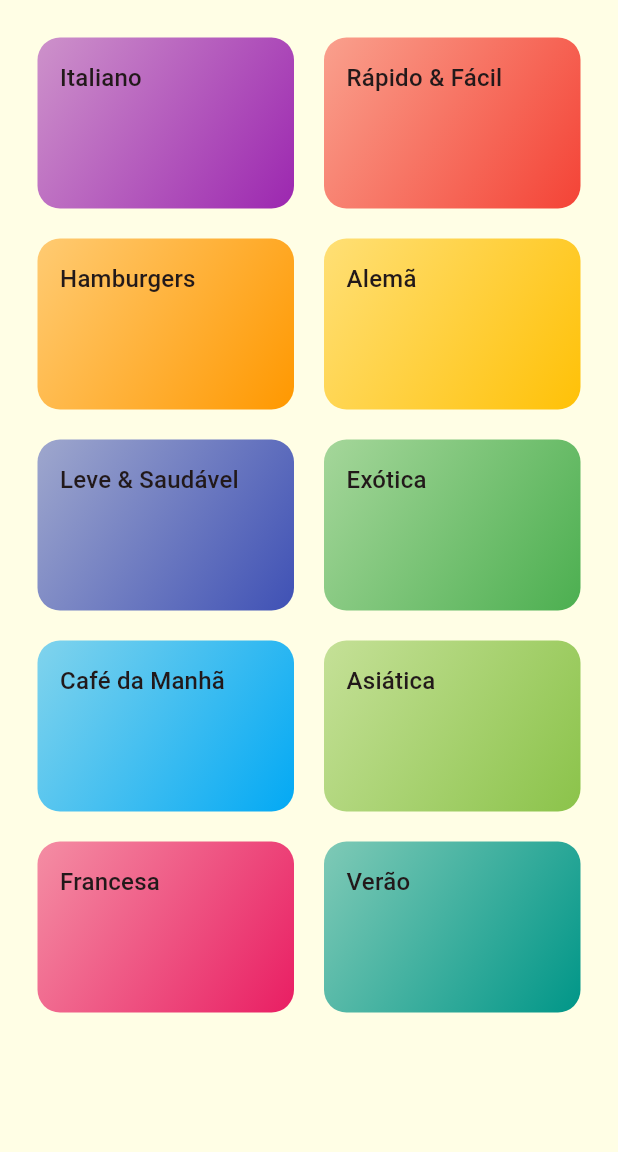
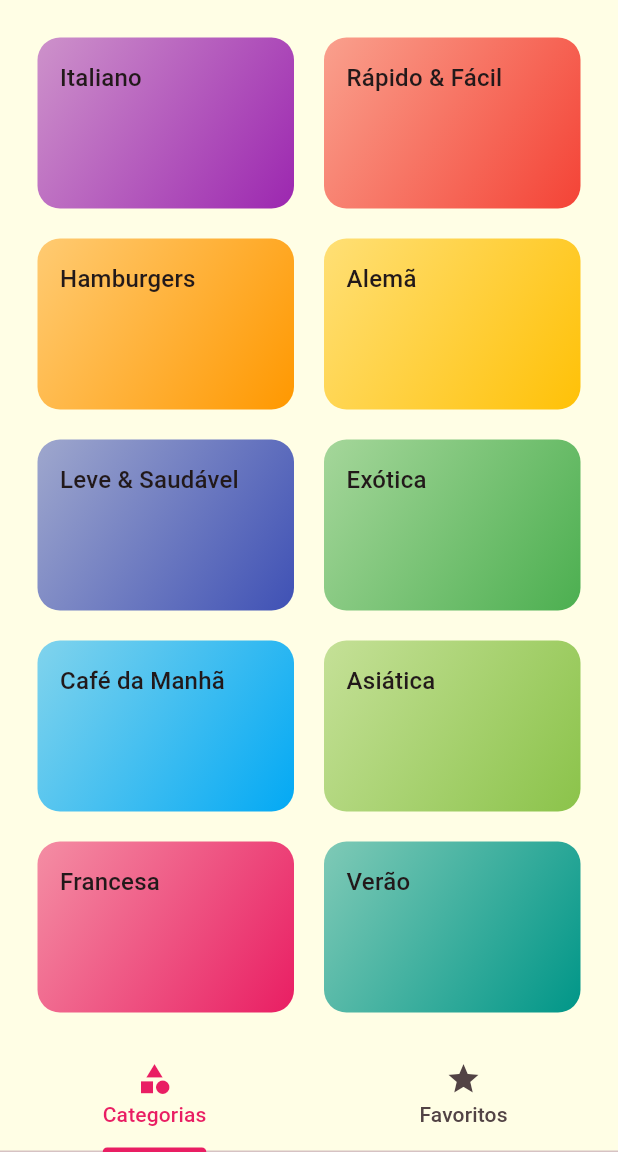
Before and after one commit to gmarcospires/Cursos, a Flutter app: the screen it shows after launch, on a phone screen of 412 x 824 dp, the part 84-1236 px from its top. Run offline on Flutter 3.47's test engine with Material 3 defaults, Android fonts, the phone set to English and light mode, and no system bars; our stand-ins replace google_fonts; missing offline and left inert: shadcn_ui.

```diff
--- a/meals/lib/main.dart
+++ b/meals/lib/main.dart
@@ -5,6 +5,8 @@ import 'package:meals/screens/categories_screen.dart';
 import 'package:intl/date_symbol_data_local.dart';
 import 'package:intl/intl.dart';
 import 'package:meals/screens/categories_meals_screen.dart';
+import 'package:meals/screens/meal_detail_screen.dart';
+import 'package:meals/screens/tabs_screen.dart';
 import 'package:meals/utils/app_routes.dart';
 
 void main() async {
@@ -73,11 +75,18 @@ class MyApp extends StatelessWidget {
           iconTheme: IconThemeData(color: Colors.white),
         ),
       ),
-      home: const CategoriesScreen(),
+      home: const TabsScreen(),
       // initialRoute: '/',
       routes: {
         AppRoutes.categoriesMeals: (ctx) => const CategoriesMealsScreen(),
+        AppRoutes.mealDetail: (ctx) => const MealDetailScreen(),
       },
+      // onGenerateRoute: (settings) {
+
+      // },
+      // onUnknownRoute: (settings) {
+
+      // },
     );
   }
 }
--- a/meals/lib/screens/categories_screen.dart
+++ b/meals/lib/screens/categories_screen.dart
@@ -7,11 +7,7 @@ class CategoriesScreen extends StatelessWidget {
 
   @override
   Widget build(BuildContext context) {
-    return Scaffold(
-      appBar: AppBar(
-        title: const Text('Lets Cook?'),
-      ),
-      body: SafeArea(
+    return SafeArea(
       child: GridView(
         padding: const EdgeInsets.all(25),
         gridDelegate: const SliverGridDelegateWithMaxCrossAxisExtent(
@@ -27,7 +23,6 @@ class CategoriesScreen extends StatelessWidget {
           );
         }).toList(),
       ),
-      ),
     );
   }
 }
--- /dev/null
+++ b/meals/lib/screens/tabs_screen.dart
@@ -0,0 +1,37 @@
+import 'package:flutter/material.dart';
+import 'package:meals/screens/categories_screen.dart';
+import 'package:meals/screens/favorite_screen.dart';
+
+class TabsScreen extends StatelessWidget {
+  const TabsScreen({super.key});
+
+  @override
+  Widget build(BuildContext context) {
+    return DefaultTabController(
+      length: 2,
+      child: Scaffold(
+        appBar: AppBar(
+          title: const Text('Lets Cook?'),
+        ),
+        bottomNavigationBar: const TabBar(
+          tabs: [
+            Tab(
+              icon: Icon(Icons.category),
+              text: 'Categorias',
+            ),
+            Tab(
+              icon: Icon(Icons.star),
+              text: 'Favoritos',
+            ),
+          ],
+        ),
+        body: TabBarView(
+          children: [
+            const CategoriesScreen(),
+            const FavoriteScreen(),
+          ],
+        ),
+      ),
+    );
+  }
+}
--- a/meals/lib/utils/app_routes.dart
+++ b/meals/lib/utils/app_routes.dart
@@ -1,4 +1,5 @@
 class AppRoutes {
   static const home = '/';
   static const categoriesMeals = '/categories-meals';
+  static const mealDetail = '/meal-detail';
 }
```
Also changed, not shown: meals/lib/components/ingredients_item.dart (added, +37 -0 lines), meals/lib/components/meal_item.dart (added, +105 -0 lines), meals/lib/components/steps_item.dart (added, +31 -0 lines), meals/lib/models/meal.dart (+22 -0 lines), meals/lib/screens/categories_meals_screen.dart (+8 -6 lines), meals/lib/screens/favorite_screen.dart (added, +14 -0 lines), meals/lib/screens/meal_detail_screen.dart (added, +91 -0 lines). Lines whose indentation alone changed are shown as unchanged.
